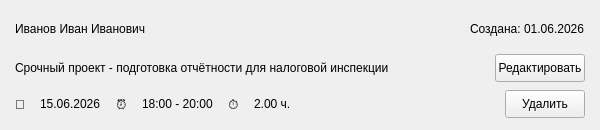
Above: client/ui/profile/overtime/overtime_card.ui from lerakaplich/Documents before the change. Below: the same form after it.
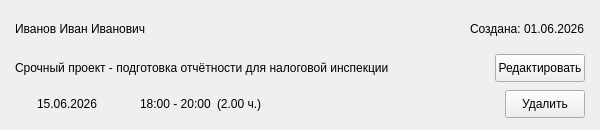
That is the form after the change. Icons and pictures are not drawn.

```diff
--- a/client/ui/profile/overtime/overtime_card.ui
+++ b/client/ui/profile/overtime/overtime_card.ui
@@ -177,15 +177,34 @@
      <item>
       <layout class="QHBoxLayout" name="infoLayout">
        <property name="spacing">
-        <number>15</number>
+        <number>20</number>
+       </property>
+
+       <!-- Группа: календарь + дата -->
+       <item>
+        <layout class="QHBoxLayout" name="dateGroupLayout">
+         <property name="spacing">
+          <number>6</number>
        </property>
        <item>
         <widget class="QLabel" name="labelDateIcon">
+           <property name="minimumSize">
+            <size>
+             <width>16</width>
+             <height>16</height>
+            </size>
+           </property>
+           <property name="maximumSize">
+            <size>
+             <width>16</width>
+             <height>16</height>
+            </size>
+           </property>
          <property name="styleSheet">
-          <string notr="true">border: none; font-size: 13px; background-color: transparent;</string>
+            <string notr="true">border: none; background-color: transparent; image: url({ICON_CALENDAR_PATH});</string>
          </property>
          <property name="text">
-          <string>📅</string>
+            <string/>
          </property>
         </widget>
        </item>
@@ -199,13 +218,34 @@
          </property>
         </widget>
        </item>
+        </layout>
+       </item>
+
+       <!-- Группа: часы + период + (количество часов) -->
+       <item>
+        <layout class="QHBoxLayout" name="timeGroupLayout">
+         <property name="spacing">
+          <number>6</number>
+         </property>
        <item>
         <widget class="QLabel" name="labelTimeIcon">
+           <property name="minimumSize">
+            <size>
+             <width>16</width>
+             <height>16</height>
+            </size>
+           </property>
+           <property name="maximumSize">
+            <size>
+             <width>16</width>
+             <height>16</height>
+            </size>
+           </property>
          <property name="styleSheet">
-          <string notr="true">border: none; font-size: 13px; background-color: transparent;</string>
+            <string notr="true">border: none; background-color: transparent; image: url({ICON_CLOCK_PATH});</string>
          </property>
          <property name="text">
-          <string>⏰</string>
+            <string/>
          </property>
         </widget>
        </item>
@@ -219,26 +259,19 @@
          </property>
         </widget>
        </item>
-       <item>
-        <widget class="QLabel" name="labelDurationIcon">
-         <property name="styleSheet">
-          <string notr="true">border: none; font-size: 13px; background-color: transparent;</string>
-         </property>
-         <property name="text">
-          <string>⏱️</string>
-         </property>
-        </widget>
-       </item>
        <item>
         <widget class="QLabel" name="labelDuration">
          <property name="styleSheet">
           <string notr="true">border: none; font-size: 13px; color: {ACCENT_PRIMARY}; font-weight: bold; background-color: transparent;</string>
          </property>
          <property name="text">
-          <string>2.00 ч.</string>
+            <string>(2.00 ч.)</string>
          </property>
         </widget>
        </item>
+        </layout>
+       </item>
+
        <item>
         <spacer name="infoSpacer">
          <property name="orientation">
```
Left out of the diff: 6 changed lines with no effect on the pictures. Lines whose indentation alone changed are shown as unchanged.
